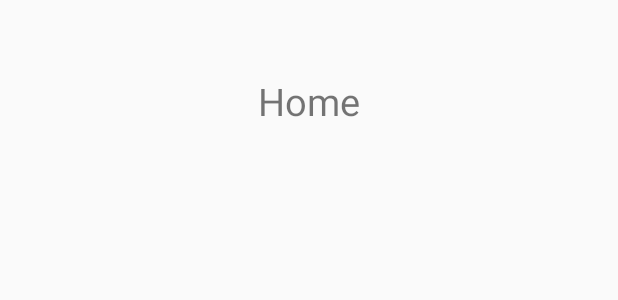
After one commit to DerekMMartin/WhereYouAtReloaded, an Android app: the layout fragment_home.xml on its own in the app's theme, with its tools: preview values and no code run, on a phone screen of 412 x 824 dp. The commit adds this screen. Shown: the top 300 px of the screen. Run offline under Robolectric (Android 15) with nearby library versions, the phone set to English and light mode, and no system bars.

Commit message:
HomeFragment completed

```diff
--- /dev/null
+++ b/app/src/main/res/layout/fragment_home.xml
@@ -0,0 +1,18 @@
+<?xml version="1.0" encoding="utf-8"?>
+<LinearLayout xmlns:android="http://schemas.android.com/apk/res/android"
+    xmlns:tools="http://schemas.android.com/tools"
+    android:layout_width="match_parent"
+    android:layout_height="match_parent"
+    tools:context=".HomeFragment"
+    android:orientation="vertical"
+    android:id="@+id/HomeLayout">
+
+    <TextView
+        android:layout_width="match_parent"
+        android:layout_height="wrap_content"
+        android:text="Home"
+        android:gravity="center|top"
+        android:textSize="25sp"
+        android:layout_margin="50dp"/>
+
+</LinearLayout>
--- a/app/src/main/res/values/colors.xml
+++ b/app/src/main/res/values/colors.xml
@@ -3,4 +3,5 @@
     <color name="colorPrimary">#3F51B5</color>
     <color name="colorPrimaryDark">#303F9F</color>
     <color name="colorAccent">#44aa41</color>
+    <color name="colorTransparent">#ff000000</color>
 </resources>
```
Also changed, not shown: app/src/main/java/com/example/derekmartin/whereyouatreloaded/FriendsFragment.java (+20 -7 lines), app/src/main/java/com/example/derekmartin/whereyouatreloaded/HomeFragment.java (added, +134 -0 lines), app/src/main/java/com/example/derekmartin/whereyouatreloaded/MainActivity.java (+5 -5 lines), app/src/main/res/menu/main_drawer.xml (+4 -4 lines).
